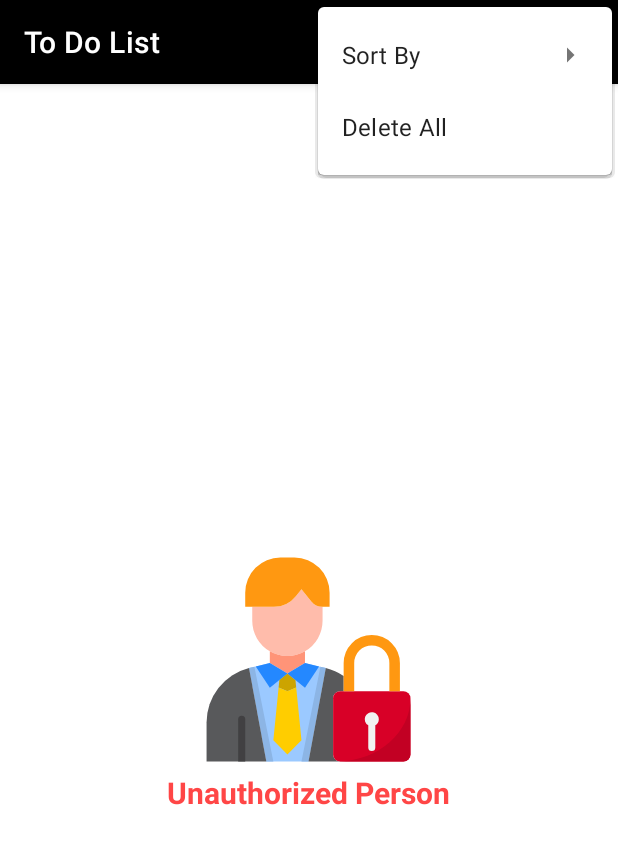
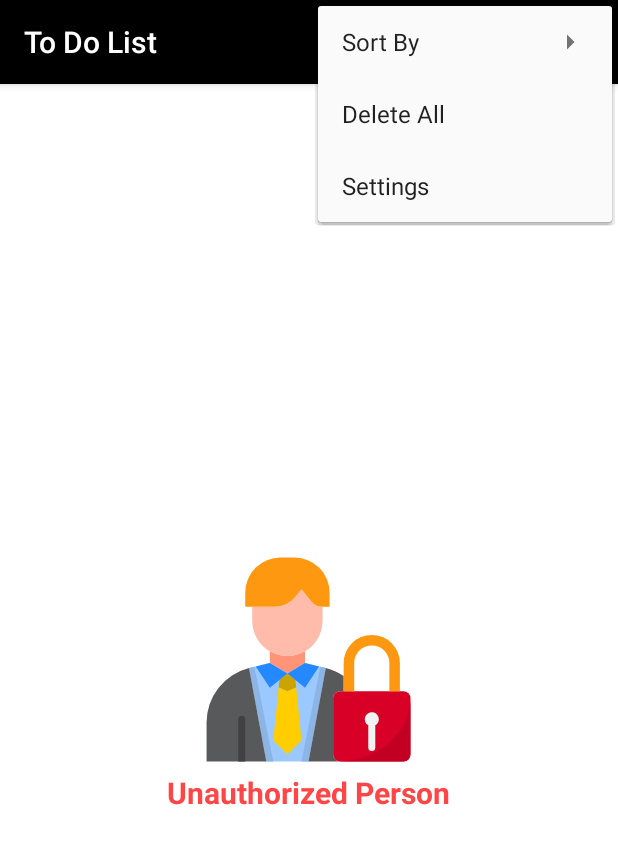
Before and after one commit to Dev-Adnani/Todo_List_App, an Android app: the screen it shows after launch (MainActivity), with the options menu open, on a phone screen of 412 x 824 dp. Shown: the top 844 px of the screen. Run offline under Robolectric (Android 15) with nearby library versions, the phone set to English and light mode, and no system bars; our stand-ins replace Room's generated code, navigation-ui; libraries missing offline, so code that uses them is left out: es.dmoral.toasty, jp.wasabeef.recyclerview; 5 statements that could not run were skipped.

Commit message:
Created New Fragment & Added Switch For Toggling Between/Light Mode And Dark Mode

```diff
--- a/app/build.gradle
+++ b/app/build.gradle
@@ -21,7 +21,7 @@ android {
         minSdkVersion 28
         targetSdkVersion 30
         versionCode 1
-        versionName "1.1"
+        versionName "1.2"
 
         testInstrumentationRunner "androidx.test.runner.AndroidJUnitRunner"
     }
--- a/app/src/main/java/com/devx/todolist/activity/MainActivity.kt
+++ b/app/src/main/java/com/devx/todolist/activity/MainActivity.kt
@@ -3,6 +3,7 @@ package com.devx.todolist.activity
 import android.app.KeyguardManager
 import android.content.Context
 import android.content.DialogInterface
+import android.content.SharedPreferences
 import android.content.pm.PackageManager
 import android.hardware.biometrics.BiometricPrompt
 import android.os.Build
@@ -13,6 +14,7 @@ import android.view.WindowManager
 import android.widget.Toast
 import androidx.annotation.RequiresApi
 import androidx.appcompat.app.AppCompatActivity
+import androidx.appcompat.app.AppCompatDelegate
 import androidx.core.app.ActivityCompat
 import androidx.navigation.findNavController
 import androidx.navigation.fragment.NavHostFragment
@@ -24,6 +26,8 @@ import kotlinx.android.synthetic.main.activity_main.*
 class MainActivity : AppCompatActivity() {
 
     private var cancellationSignal: CancellationSignal? = null
+    lateinit var sharedPreferences: SharedPreferences
+
     private val authenticationCallback: BiometricPrompt.AuthenticationCallback
         get() =
             @RequiresApi(Build.VERSION_CODES.P)
@@ -48,14 +52,19 @@ class MainActivity : AppCompatActivity() {
         super.onCreate(savedInstanceState)
         setContentView(R.layout.activity_main)
 
+        sharedPreferences = getSharedPreferences(R.string.nMode.toString(), MODE_PRIVATE)
+
         checkBioSupport()
         checkAuth()
         disableUserAction()
+        checkNightMode()
 
         val navHostFragment =
             supportFragmentManager.findFragmentById(R.id.navHostFragment) as NavHostFragment
         val navController = navHostFragment.navController
         setupActionBarWithNavController(navController)
+
+
     }
 
     private fun disableUserAction() {
@@ -124,4 +133,13 @@ class MainActivity : AppCompatActivity() {
         Toasty.success(this, message, Toast.LENGTH_SHORT, true).show()
     }
 
+    private fun checkNightMode() {
+        if (sharedPreferences.getBoolean(R.string.key_isNight.toString(), false)) {
+            AppCompatDelegate.setDefaultNightMode(AppCompatDelegate.MODE_NIGHT_YES)
+        } else {
+            AppCompatDelegate.setDefaultNightMode(AppCompatDelegate.MODE_NIGHT_NO)
+
+        }
+    }
+
 }
--- a/app/src/main/res/menu/list_frag_menu.xml
+++ b/app/src/main/res/menu/list_frag_menu.xml
@@ -29,6 +29,11 @@
     <item
         android:id="@+id/menu_delete_all"
         android:title="@string/delete_all"
-        app:showAsAction="never"/>
+        app:showAsAction="never" />
+
+    <item
+        android:id="@+id/menu_settings"
+        android:title="@string/settings"
+        app:showAsAction="never" />
 
 </menu>
--- a/app/src/main/res/navigation/my_nav.xml
+++ b/app/src/main/res/navigation/my_nav.xml
@@ -24,6 +24,11 @@
             app:exitAnim="@anim/to_right"
             app:popEnterAnim="@anim/from_right"
             app:popExitAnim="@anim/to_left" />
+        <action
+            android:id="@+id/action_listFragment_to_settingsFragment"
+            app:destination="@id/settingsFragment"
+            app:enterAnim="@anim/from_left"
+            app:exitAnim="@anim/to_right" />
     </fragment>
     <fragment
         android:id="@+id/addFragment"
@@ -54,4 +59,15 @@
             android:name="currentItem"
             app:argType="com.devx.todolist.data.models.ToDoData" />
     </fragment>
+    <fragment
+        android:id="@+id/settingsFragment"
+        android:name="com.devx.todolist.fragments.settings.SettingsFragment"
+        android:label="@string/settings"
+        tools:layout="@layout/fragment_settings">
+        <action
+            android:id="@+id/action_settingsFragment_to_listFragment2"
+            app:destination="@id/listFragment"
+            app:enterAnim="@anim/from_right"
+            app:exitAnim="@anim/to_left" />
+    </fragment>
 </navigation>
--- a/app/src/main/res/values-night/colors.xml
+++ b/app/src/main/res/values-night/colors.xml
@@ -20,6 +20,7 @@
     <color name="teal_200">#FF03DAC5</color>
     <color name="teal_700">#FF018786</color>
 
+    <color name="colorTextSecondary">#FFFFFFFF</color>
 
     <color name="colorText">#FF000000</color>
     <color name="colorBackground">#FF000000</color>
--- a/app/src/main/res/values-night/themes.xml
+++ b/app/src/main/res/values-night/themes.xml
@@ -1,6 +1,6 @@
-<resources xmlns:tools="http://schemas.android.com/tools">
+<resources>
     <!-- Base application theme. -->
-    <style name="ToDo.App" parent="Theme.MaterialComponents.Light.DarkActionBar">
+    <style name="ToDo.App" parent="Theme.AppCompat.DayNight.DarkActionBar">
         <item name="colorPrimary">@color/black</item>
         <item name="colorPrimaryVariant">@color/purple_700</item>
         <item name="colorOnPrimary">@color/colorBackground</item>
--- a/app/src/main/res/values/colors.xml
+++ b/app/src/main/res/values/colors.xml
@@ -18,6 +18,8 @@
     <color name="teal_200">#FF03DAC5</color>
     <color name="teal_700">#FF018786</color>
 
+    <color name="colorTextSecondary">#000000</color>
+
     <color name="colorText">#000000</color>
     <color name="colorBackground">#FFFFFFFF</color>
 
--- a/app/src/main/res/values/strings.xml
+++ b/app/src/main/res/values/strings.xml
@@ -23,5 +23,9 @@
     <string name="my_description">My Description</string>
     <string name="unauthorized_person">Unauthorized Person</string>
     <string name="error_image_view">Error Image View</string>
+    <string name="settings">Settings</string>
+    <string name="change_theme">Change Theme :</string>
+    <string name="nMode">nightModePrefs</string>
+    <string name="key_isNight">isNightMode</string>
 
 </resources>
--- a/app/src/main/res/values/themes.xml
+++ b/app/src/main/res/values/themes.xml
@@ -1,6 +1,6 @@
-<resources xmlns:tools="http://schemas.android.com/tools">
+<resources>
     <!-- Base application theme. -->
-    <style name="ToDo.App" parent="Theme.MaterialComponents.Light.DarkActionBar">
+    <style name="ToDo.App" parent="Theme.AppCompat.Light.DarkActionBar">
         <!-- Primary brand color. -->
         <item name="colorPrimary">@color/black</item>
         <item name="colorPrimaryVariant">@color/purple_700</item>
```
Also changed, not shown: app/src/main/java/com/devx/todolist/fragments/list/ListFragment.kt (+12 -2 lines), app/src/main/java/com/devx/todolist/fragments/settings/SettingsFragment.kt (added, +75 -0 lines), app/src/main/res/layout/fragment_add.xml (+14 -12 lines), app/src/main/res/layout/fragment_settings.xml (added, +27 -0 lines), 283 other files.
